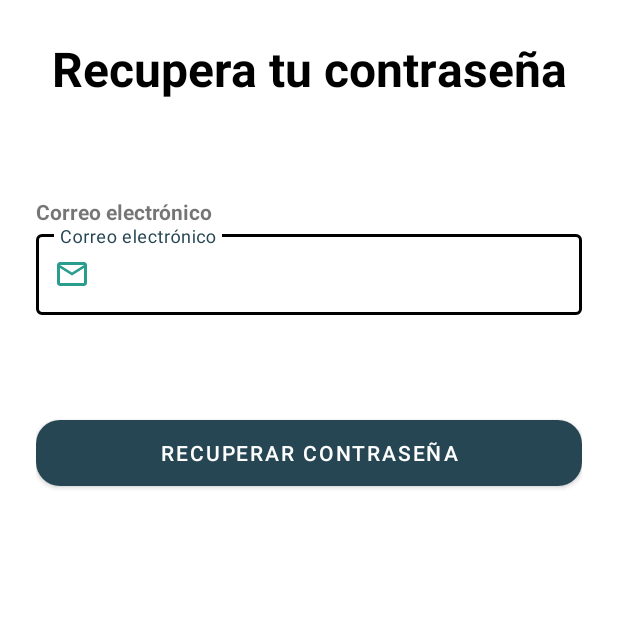
After one commit to JohannRojas/family-budget, an Android app: the ResetPasswordActivity screen opened directly, with no data from a screen before it, on a phone screen of 412 x 824 dp, the top half of it. The commit adds this screen. Run offline under Robolectric (Android 15) with nearby library versions, the phone set to English and light mode, and no system bars; our stand-ins replace Firebase (no records; nobody signed in at launch, a user with empty details on screens opened directly).

```diff
--- a/app/src/main/AndroidManifest.xml
+++ b/app/src/main/AndroidManifest.xml
@@ -39,6 +39,9 @@
             android:name=".activities.SettingsActivity"
             android:exported="false" />
 
+        <activity android:name=".activities.ResetPasswordActivity"
+            android:exported="false"/>
+
 
     </application>
     <uses-permission android:name="android.permission.INTERNET" />
--- /dev/null
+++ b/app/src/main/java/com/example/familybudget/activities/ResetPasswordActivity.kt
@@ -0,0 +1,42 @@
+package com.example.familybudget.activities
+
+import android.os.Bundle
+import android.widget.Button
+import android.widget.EditText
+import android.widget.Toast
+import androidx.appcompat.app.AppCompatActivity
+import com.example.familybudget.R
+import com.google.firebase.auth.FirebaseAuth
+
+class ResetPasswordActivity : AppCompatActivity() {
+
+    private lateinit var auth: FirebaseAuth
+
+    override fun onCreate(savedInstanceState: Bundle?) {
+        super.onCreate(savedInstanceState)
+        setContentView(R.layout.activity_reset_password)
+
+        auth = FirebaseAuth.getInstance()
+
+        val emailEditText = findViewById<EditText>(R.id.etEmail)
+        val resetButton = findViewById<Button>(R.id.btnResetPassword)
+
+        resetButton.setOnClickListener {
+            val email = emailEditText.text.toString().trim()
+            if (email.isEmpty()) {
+                Toast.makeText(this, "Por favor, ingresa tu correo electrónico", Toast.LENGTH_SHORT).show()
+                return@setOnClickListener
+            }
+
+            auth.sendPasswordResetEmail(email)
+                .addOnCompleteListener { task ->
+                    if (task.isSuccessful) {
+                        Toast.makeText(this, "Correo de restablecimiento de contraseña enviado", Toast.LENGTH_SHORT).show()
+                        finish()
+                    } else {
+                        Toast.makeText(this, "Error: ${task.exception?.message}", Toast.LENGTH_SHORT).show()
+                    }
+                }
+        }
+    }
+}
--- a/app/src/main/java/com/example/familybudget/fragments/ExpensesFragment.kt
+++ b/app/src/main/java/com/example/familybudget/fragments/ExpensesFragment.kt
@@ -167,7 +167,9 @@ class ExpensesFragment : Fragment() {
                 }
 
                 override fun onCancelled(error: DatabaseError) {
-                    Toast.makeText(context, "Error al recuperar los gastos", Toast.LENGTH_SHORT).show()
+                    context?.let { ctx ->
+                        Toast.makeText(ctx, "Error al recuperar los gastos", Toast.LENGTH_SHORT).show()
+                    }
                     Log.e("ExpensesFragment", "Failed to retrieve expenses", error.toException())
                 }
             })
--- a/app/src/main/res/layout/activity_login.xml
+++ b/app/src/main/res/layout/activity_login.xml
@@ -26,7 +26,7 @@
         <TextView
             android:layout_width="match_parent"
             android:layout_height="wrap_content"
-            android:text="Correo electronico"
+            android:text="Correo electrónico"
             android:textStyle="bold" />
 
         <com.google.android.material.textfield.TextInputLayout
@@ -66,7 +66,7 @@
         <TextView
             android:layout_width="match_parent"
             android:layout_height="wrap_content"
-            android:text="Correo electronico"
+            android:text="Contraseña"
             android:textStyle="bold" />
 
         <com.google.android.material.textfield.TextInputLayout
@@ -108,7 +108,6 @@
         app:iconGravity="textStart" />
 
     <!-- Separador con texto en medio de "O continua con" -->
-
     <LinearLayout
         android:layout_width="match_parent"
         android:layout_height="wrap_content"
--- /dev/null
+++ b/app/src/main/res/layout/activity_reset_password.xml
@@ -0,0 +1,64 @@
+<LinearLayout xmlns:android="http://schemas.android.com/apk/res/android"
+    xmlns:app="http://schemas.android.com/apk/res-auto"
+    android:layout_width="match_parent"
+    android:layout_height="match_parent"
+    android:orientation="vertical"
+    android:padding="24dp">
+
+    <TextView
+        android:layout_width="match_parent"
+        android:layout_height="wrap_content"
+        android:text="Recupera tu contraseña"
+        android:textAlignment="center"
+        android:textColor="@color/black"
+        android:textSize="32sp"
+        android:textStyle="bold" />
+
+    <LinearLayout
+        android:layout_width="match_parent"
+        android:layout_height="wrap_content"
+        android:orientation="vertical"
+        android:layout_marginTop="64dp">
+
+        <TextView
+            android:layout_width="match_parent"
+            android:layout_height="wrap_content"
+            android:text="Correo electrónico"
+            android:textStyle="bold" />
+
+        <com.google.android.material.textfield.TextInputLayout
+            android:layout_width="match_parent"
+            android:layout_height="wrap_content"
+            android:hint="Correo electrónico"
+            app:boxBackgroundColor="@color/white"
+            app:boxBackgroundMode="outline"
+            app:boxCornerRadiusBottomEnd="4dp"
+            app:boxCornerRadiusBottomStart="4dp"
+            app:boxCornerRadiusTopEnd="4dp"
+            app:boxCornerRadiusTopStart="4dp"
+            app:boxStrokeColor="@color/black"
+            app:boxStrokeWidth="1dp"
+            app:startIconDrawable="@drawable/mail_24px"
+            app:startIconTint="@color/secondary">
+
+            <com.google.android.material.textfield.TextInputEditText
+                android:id="@+id/etEmail"
+                android:layout_width="match_parent"
+                android:layout_height="wrap_content"
+                android:inputType="textEmailAddress"
+                android:paddingTop="16dp"
+                android:paddingBottom="16dp" />
+
+        </com.google.android.material.textfield.TextInputLayout>
+    </LinearLayout>
+
+    <Button
+        android:id="@+id/btnResetPassword"
+        android:layout_width="match_parent"
+        android:layout_height="56dp"
+        android:layout_marginTop="64dp"
+        app:cornerRadius="16dp"
+        app:iconGravity="textStart"
+        android:text="Recuperar contraseña" />
+
+</LinearLayout>
```
Also changed, not shown: app/src/main/java/com/example/familybudget/activities/LoginActivity.kt (+23 -16 lines).
